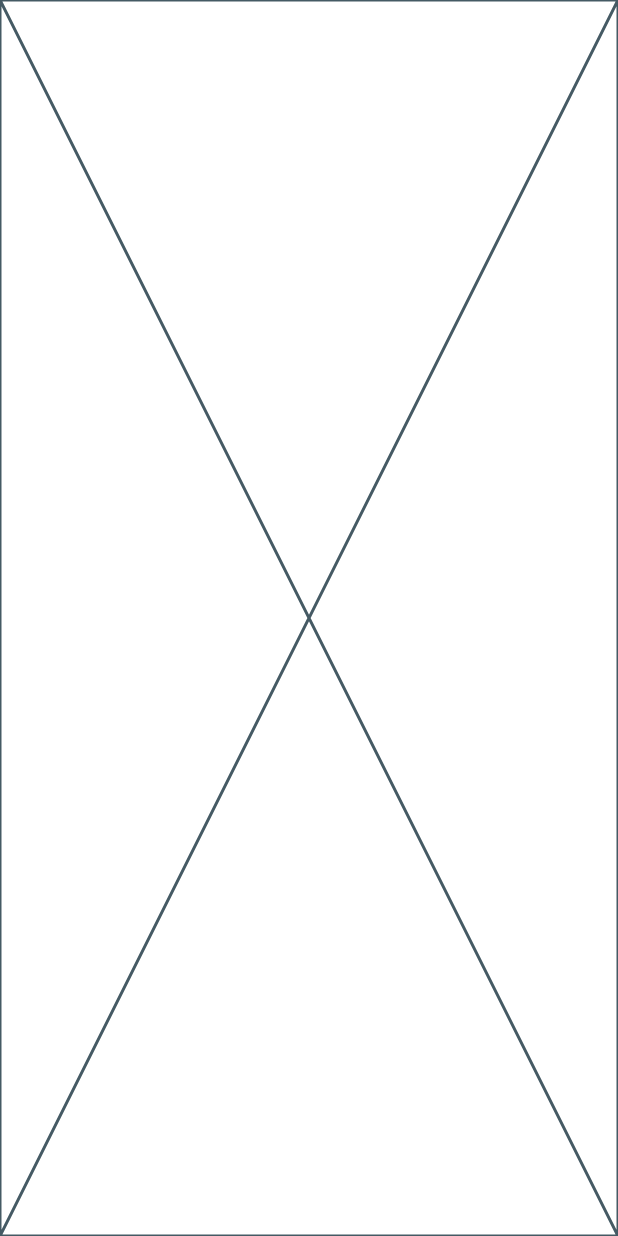
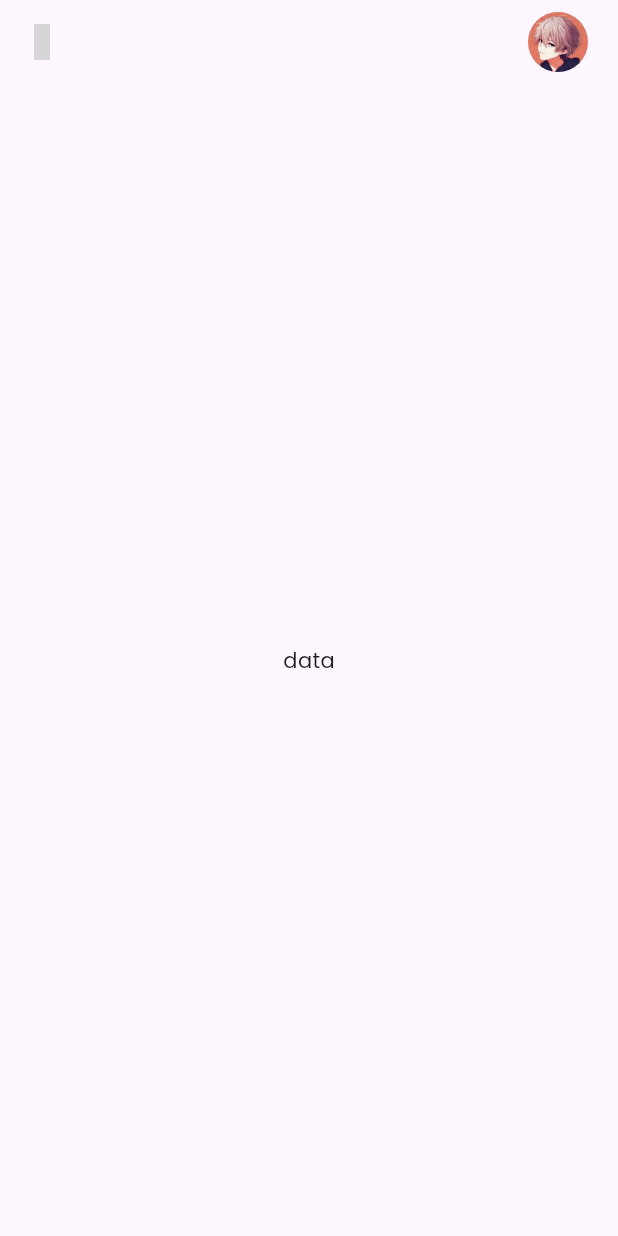
Before and after one commit to AlulCode45/a-learning-flutter, a Flutter app: the screen it shows after launch, on a phone screen of 412 x 824 dp. Run offline on Flutter 3.47's test engine with Material 3 defaults, Android fonts, the phone set to English and light mode, and no system bars; our stand-ins replace hugeicons; grey boxes are pictures that could not be loaded.

```diff
--- /dev/null
+++ b/lib/components/appBarComponent.dart
@@ -0,0 +1,25 @@
+import 'package:flutter/material.dart';
+import 'package:hugeicons/hugeicons.dart';
+
+class Appbarcomponent extends StatelessWidget implements PreferredSizeWidget {
+  const Appbarcomponent({super.key});
+
+  @override
+  Widget build(BuildContext context) {
+    return AppBar(
+      leading:
+      HugeIcon(icon: HugeIcons.strokeRoundedMenu02, color: Colors.black),
+      actions: [
+        Padding(
+          padding: EdgeInsets.only(right: 20),
+          child: CircleAvatar(
+            backgroundImage: AssetImage('assets/images/profile.jpeg'),
+          ),
+        )
+      ],
+    );
+  }
+
+  @override
+  Size get preferredSize => const Size.fromHeight(kToolbarHeight);
+}
--- a/lib/main.dart
+++ b/lib/main.dart
@@ -1,3 +1,4 @@
+import 'package:a_learning2/components/appBarComponent.dart';
 import 'package:a_learning2/screens/home.dart';
 import 'package:flutter/material.dart';
 
@@ -9,10 +10,12 @@ class MyApp extends StatelessWidget {
   @override
   Widget build(BuildContext context) {
     return MaterialApp(
-      home: Home(),
-      theme: ThemeData(
-
+      home: Scaffold(
+        appBar: Appbarcomponent(),
+        body: Home(),
       ),
+      debugShowCheckedModeBanner: false,
+      theme: ThemeData(fontFamily: 'Poppins', useMaterial3: true),
     );
   }
 }
--- a/lib/screens/home.dart
+++ b/lib/screens/home.dart
@@ -5,6 +5,8 @@ class Home extends StatelessWidget {
 
   @override
   Widget build(BuildContext context) {
-    return const Placeholder();
+    return Center(
+      child: Text('data'),
+    );
   }
 }
```
Also changed, not shown: assets/images/profile.jpeg (added).
